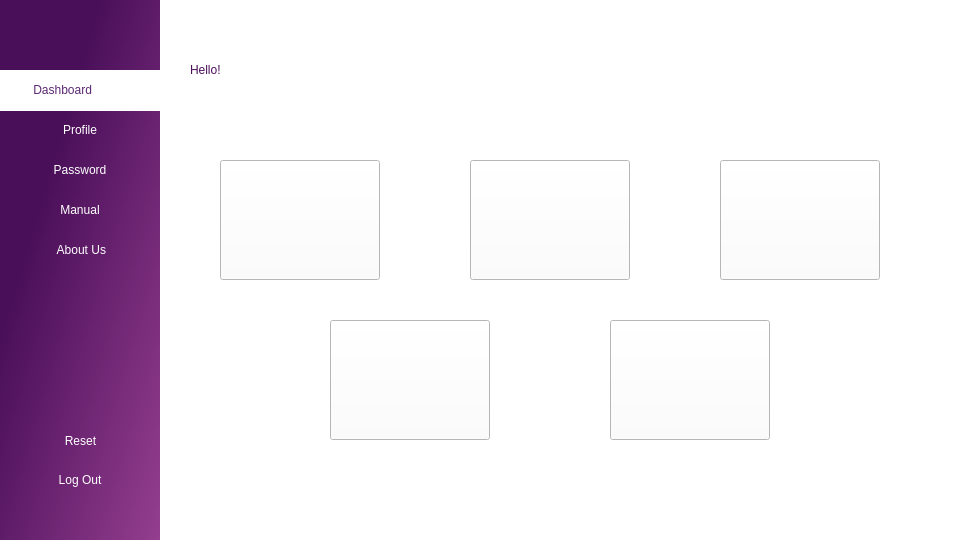
This is dashboard.ui in Nirjaraa/spendwise as Qt 5 draws it before an edit. The edited form follows.
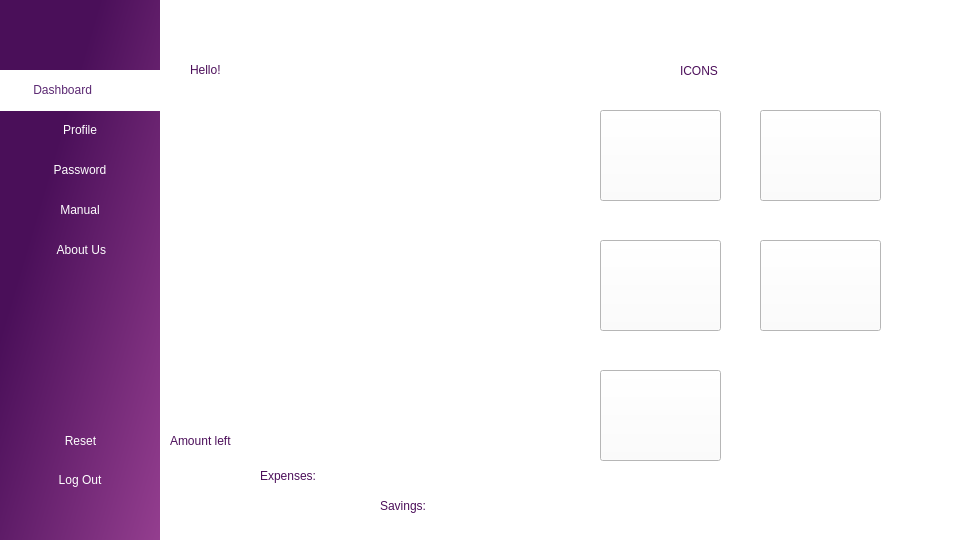
This is the edited form. Icons and pictures are not drawn.

```diff
--- a/dashboard.ui
+++ b/dashboard.ui
@@ -20,10 +20,10 @@
    <widget class="QPushButton" name="pushButton">
     <property name="geometry">
      <rect>
-      <x>720</x>
-      <y>160</y>
-      <width>160</width>
-      <height>120</height>
+      <x>760</x>
+      <y>110</y>
+      <width>121</width>
+      <height>91</height>
      </rect>
     </property>
     <property name="styleSheet">
@@ -37,10 +37,10 @@
    <widget class="QPushButton" name="pushButton_2">
     <property name="geometry">
      <rect>
-      <x>470</x>
-      <y>160</y>
-      <width>160</width>
-      <height>120</height>
+      <x>600</x>
+      <y>240</y>
+      <width>121</width>
+      <height>91</height>
      </rect>
     </property>
     <property name="styleSheet">
@@ -54,10 +54,10 @@
    <widget class="QPushButton" name="pushButton_3">
     <property name="geometry">
      <rect>
-      <x>330</x>
-      <y>320</y>
-      <width>160</width>
-      <height>120</height>
+      <x>600</x>
+      <y>110</y>
+      <width>121</width>
+      <height>91</height>
      </rect>
     </property>
     <property name="styleSheet">
@@ -89,10 +89,10 @@
    <widget class="QPushButton" name="pushButton_5">
     <property name="geometry">
      <rect>
-      <x>220</x>
-      <y>160</y>
-      <width>160</width>
-      <height>120</height>
+      <x>760</x>
+      <y>240</y>
+      <width>121</width>
+      <height>91</height>
      </rect>
     </property>
     <property name="styleSheet">
@@ -325,10 +325,10 @@
    <widget class="QPushButton" name="pushButton_4">
     <property name="geometry">
      <rect>
-      <x>610</x>
-      <y>320</y>
-      <width>160</width>
-      <height>120</height>
+      <x>600</x>
+      <y>370</y>
+      <width>121</width>
+      <height>91</height>
      </rect>
     </property>
     <property name="styleSheet">
@@ -366,6 +366,177 @@
      <string>Reset</string>
     </property>
    </widget>
+   <widget class="QFrame" name="chart">
+    <property name="geometry">
+     <rect>
+      <x>40</x>
+      <y>0</y>
+      <width>591</width>
+      <height>441</height>
+     </rect>
+    </property>
+    <layout class="QHBoxLayout" name="horizontalLayout"/>
+   </widget>
+   <widget class="QLabel" name="label_2">
+    <property name="geometry">
+     <rect>
+      <x>670</x>
+      <y>490</y>
+      <width>63</width>
+      <height>20</height>
+     </rect>
+    </property>
+    <property name="text">
+     <string/>
+    </property>
+   </widget>
+   <widget class="QLabel" name="label_3">
+    <property name="geometry">
+     <rect>
+      <x>170</x>
+      <y>-20</y>
+      <width>351</width>
+      <height>141</height>
+     </rect>
+    </property>
+    <property name="text">
+     <string/>
+    </property>
+   </widget>
+   <widget class="QLabel" name="income">
+    <property name="geometry">
+     <rect>
+      <x>270</x>
+      <y>420</y>
+      <width>151</width>
+      <height>41</height>
+     </rect>
+    </property>
+    <property name="text">
+     <string/>
+    </property>
+   </widget>
+   <widget class="QLabel" name="expenses">
+    <property name="geometry">
+     <rect>
+      <x>370</x>
+      <y>460</y>
+      <width>121</width>
+      <height>31</height>
+     </rect>
+    </property>
+    <property name="text">
+     <string/>
+    </property>
+   </widget>
+   <widget class="QLabel" name="savings">
+    <property name="geometry">
+     <rect>
+      <x>460</x>
+      <y>490</y>
+      <width>121</width>
+      <height>31</height>
+     </rect>
+    </property>
+    <property name="text">
+     <string/>
+    </property>
+   </widget>
+   <widget class="QLabel" name="label_5">
+    <property name="geometry">
+     <rect>
+      <x>680</x>
+      <y>50</y>
+      <width>111</width>
+      <height>41</height>
+     </rect>
+    </property>
+    <property name="styleSheet">
+     <string notr="true">background:transparent;
+font: 600 20pt &quot;Bahnschrift&quot;;
+color:rgb(76,15,90);
+ </string>
+    </property>
+    <property name="text">
+     <string>ICONS</string>
+    </property>
+   </widget>
+   <widget class="QLabel" name="income_2">
+    <property name="geometry">
+     <rect>
+      <x>170</x>
+      <y>420</y>
+      <width>121</width>
+      <height>41</height>
+     </rect>
+    </property>
+    <property name="styleSheet">
+     <string notr="true">background:transparent;
+font: 600 12pt &quot;Bahnschrift&quot;;
+color:rgb(76,15,90);
+ </string>
+    </property>
+    <property name="text">
+     <string>Amount left</string>
+    </property>
+   </widget>
+   <widget class="QLabel" name="expenses_2">
+    <property name="geometry">
+     <rect>
+      <x>260</x>
+      <y>460</y>
+      <width>91</width>
+      <height>31</height>
+     </rect>
+    </property>
+    <property name="styleSheet">
+     <string notr="true">background:transparent;
+font: 600 12pt &quot;Bahnschrift&quot;;
+color:rgb(76,15,90);
+ </string>
+    </property>
+    <property name="text">
+     <string>Expenses:</string>
+    </property>
+   </widget>
+   <widget class="QLabel" name="savings_2">
+    <property name="geometry">
+     <rect>
+      <x>380</x>
+      <y>490</y>
+      <width>81</width>
+      <height>31</height>
+     </rect>
+    </property>
+    <property name="styleSheet">
+     <string notr="true">background:transparent;
+font: 600 12pt &quot;Bahnschrift&quot;;
+color:rgb(76,15,90);
+ </string>
+    </property>
+    <property name="text">
+     <string>Savings:</string>
+    </property>
+   </widget>
+   <widget class="QLabel" name="label_6">
+    <property name="geometry">
+     <rect>
+      <x>180</x>
+      <y>-30</y>
+      <width>351</width>
+      <height>171</height>
+     </rect>
+    </property>
+    <property name="styleSheet">
+     <string notr="true">background color:white</string>
+    </property>
+    <property name="text">
+     <string/>
+    </property>
+   </widget>
+   <zorder>chart</zorder>
+   <zorder>label_6</zorder>
+   <zorder>label_3</zorder>
    <zorder>label</zorder>
    <zorder>pushButton</zorder>
    <zorder>pushButton_2</zorder>
@@ -382,6 +553,14 @@
    <zorder>name</zorder>
    <zorder>pushButton_4</zorder>
    <zorder>reset</zorder>
+   <zorder>label_2</zorder>
+   <zorder>income</zorder>
+   <zorder>expenses</zorder>
+   <zorder>savings</zorder>
+   <zorder>label_5</zorder>
+   <zorder>income_2</zorder>
+   <zorder>expenses_2</zorder>
+   <zorder>savings_2</zorder>
   </widget>
  </widget>
  <resources/>
```
